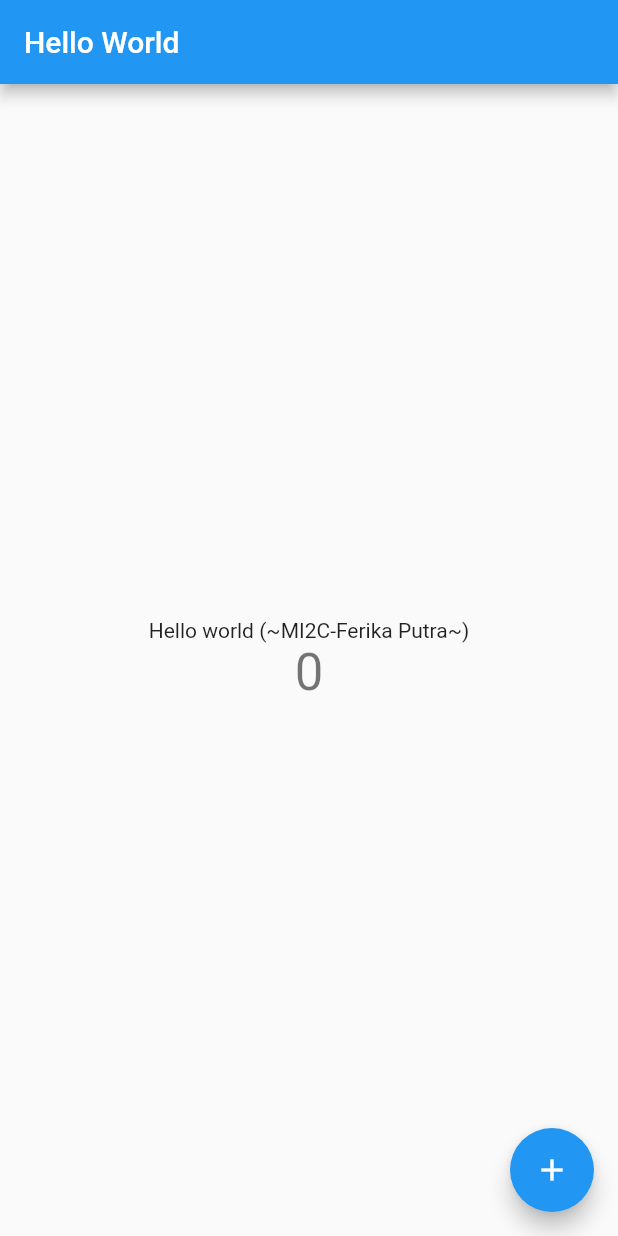
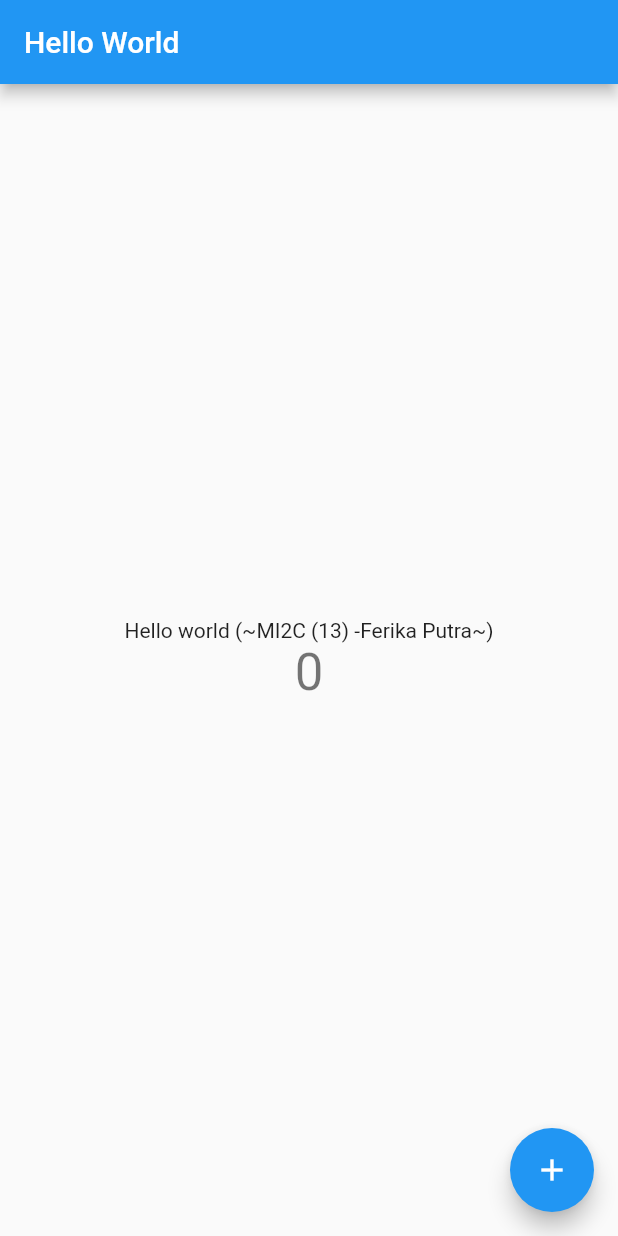
Before and after one commit to ferika0702/Pemrograman-Mobile-Minggu-1-, a Flutter app: the screen it shows after launch, on a phone screen of 412 x 824 dp. Run offline on Flutter 3.47's test engine with Material 2 defaults, Android fonts, the phone set to English and light mode, and no system bars.

Commit message:
tambah absen

```diff
--- a/lib/main.dart
+++ b/lib/main.dart
@@ -94,7 +94,7 @@ class _MyHomePageState extends State<MyHomePage> {
           mainAxisAlignment: MainAxisAlignment.center,
           children: <Widget>[
             Text(
-              'Hello world (~MI2C-Ferika Putra~)',
+              'Hello world (~MI2C (13) -Ferika Putra~)',
             ),
             Text(
               '$_counter',
```
